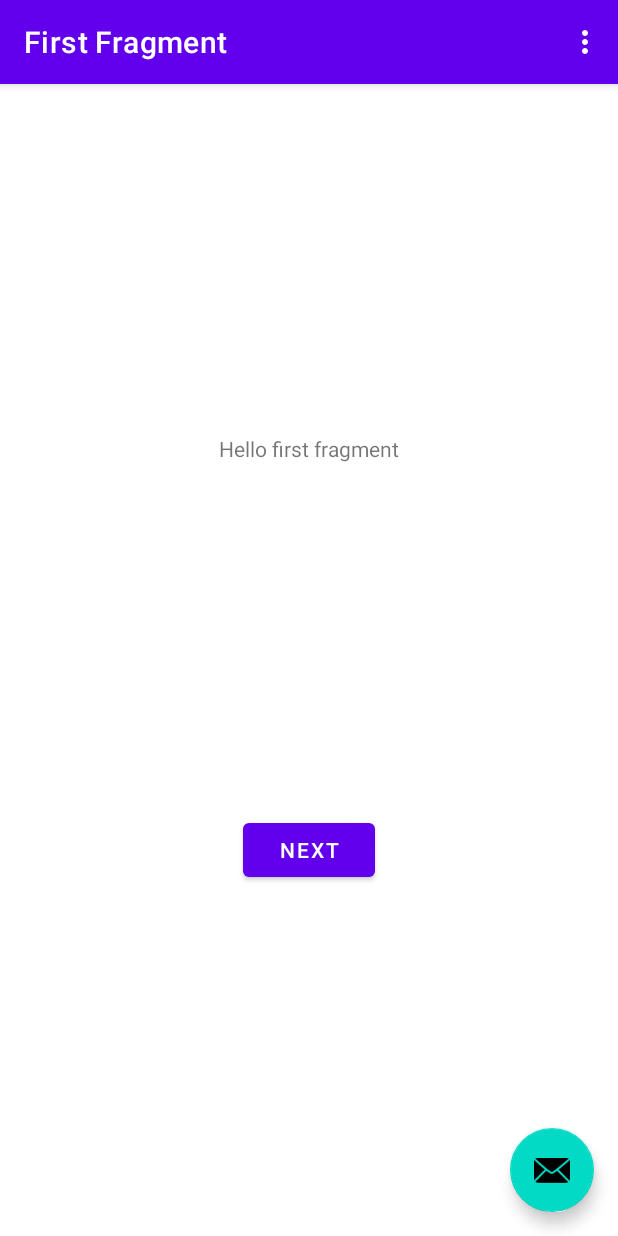
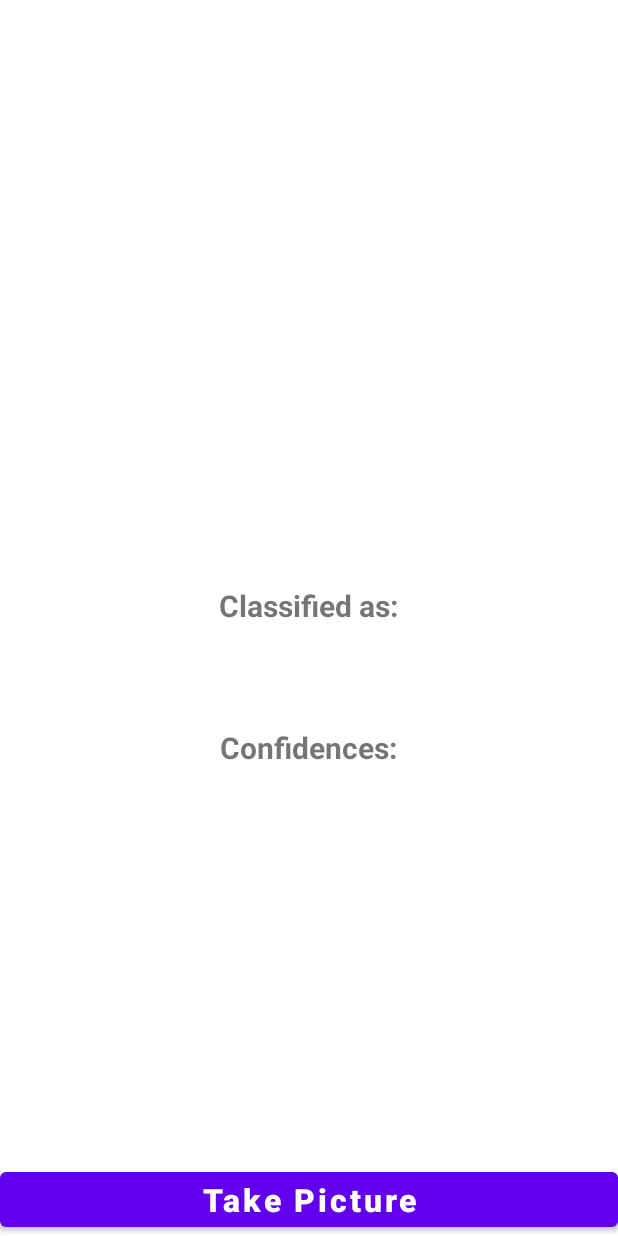
Before and after one commit to marinastancu/plantChat, an Android app: the screen it shows after launch (MainActivity), on a phone screen of 412 x 824 dp. Run offline under Robolectric (Android 15) with nearby library versions, the phone set to English and light mode, and no system bars; libraries missing offline, so code that uses them is left out: org.tensorflow.lite.

Commit message:
Implemented basic image classification tflite model and picture taking functionality

```diff
--- a/app/src/main/AndroidManifest.xml
+++ b/app/src/main/AndroidManifest.xml
@@ -1,6 +1,8 @@
 <?xml version="1.0" encoding="utf-8"?>
 <manifest xmlns:android="http://schemas.android.com/apk/res/android"
     package="com.example.app">
+
+    <uses-permission android:name="android.permission.CAMERA" />
 
     <application
         android:allowBackup="true"
@@ -12,7 +14,6 @@
         <activity
             android:name=".MainActivity"
             android:exported="true"
-            android:label="@string/app_name"
             android:theme="@style/Theme.App.NoActionBar">
             <intent-filter>
                 <action android:name="android.intent.action.MAIN" />
--- a/app/src/main/java/com/example/app/MainActivity.java
+++ b/app/src/main/java/com/example/app/MainActivity.java
@@ -1,76 +1,136 @@
 package com.example.app;
 
-import android.os.Bundle;
-
-import com.google.android.material.snackbar.Snackbar;
-
+import androidx.annotation.Nullable;
 import androidx.appcompat.app.AppCompatActivity;
 
+import android.Manifest;
+import android.annotation.SuppressLint;
+import android.content.Intent;
+import android.content.pm.PackageManager;
+import android.graphics.Bitmap;
+import android.media.ThumbnailUtils;
+import android.os.Bundle;
+import android.provider.MediaStore;
 import android.view.View;
+import android.widget.Button;
+import android.widget.ImageView;
+import android.widget.TextView;
 
-import androidx.navigation.NavController;
-import androidx.navigation.Navigation;
-import androidx.navigation.ui.AppBarConfiguration;
-import androidx.navigation.ui.NavigationUI;
+import com.example.app.ml.Model;
 
-import com.example.app.databinding.ActivityMainBinding;
+import org.tensorflow.lite.DataType;
+import org.tensorflow.lite.support.tensorbuffer.TensorBuffer;
 
-import android.view.Menu;
-import android.view.MenuItem;
+import java.io.IOException;
+import java.nio.ByteBuffer;
+import java.nio.ByteOrder;
 
 public class MainActivity extends AppCompatActivity {
 
-    private AppBarConfiguration appBarConfiguration;
-    private ActivityMainBinding binding;
+    TextView result, confidence;
+    ImageView imageView;
+    Button picture;
+    //TensorFlow Lite image size requirement
+    int imageSize = 224;
 
     @Override
     protected void onCreate(Bundle savedInstanceState) {
         super.onCreate(savedInstanceState);
+        setContentView(R.layout.activity_main);
 
-        binding = ActivityMainBinding.inflate(getLayoutInflater());
-        setContentView(binding.getRoot());
+        result = findViewById(R.id.result);
+        confidence = findViewById(R.id.confidence);
+        imageView = findViewById(R.id.imageView);
+        picture = findViewById(R.id.button);
 
-        setSupportActionBar(binding.toolbar);
-
-        NavController navController = Navigation.findNavController(this, R.id.nav_host_fragment_content_main);
-        appBarConfiguration = new AppBarConfiguration.Builder(navController.getGraph()).build();
-        NavigationUI.setupActionBarWithNavController(this, navController, appBarConfiguration);
-
-        binding.fab.setOnClickListener(new View.OnClickListener() {
+        picture.setOnClickListener(new View.OnClickListener() {
             @Override
             public void onClick(View view) {
-                Snackbar.make(view, "Replace with your own action", Snackbar.LENGTH_LONG)
-                        .setAction("Action", null).show();
+                //Launch camera if we have permission
+                if (checkSelfPermission(Manifest.permission.CAMERA) == PackageManager.PERMISSION_GRANTED) {
+                    Intent cameraIntent = new Intent(MediaStore.ACTION_IMAGE_CAPTURE);
+                    startActivityForResult(cameraIntent, 1);
+                } else {
+                    //Request camera permission if we don't have it
+                    requestPermissions(new String[]{Manifest.permission.CAMERA}, 100);
+                }
             }
         });
     }
 
-    @Override
-    public boolean onCreateOptionsMenu(Menu menu) {
-        // Inflate the menu; this adds items to the action bar if it is present.
-        getMenuInflater().inflate(R.menu.menu_main, menu);
-        return true;
+    @SuppressLint("DefaultLocale")
+    public void classifyImage(Bitmap image) {
+        try {
+            Model model = Model.newInstance(getApplicationContext());
+
+            //Creates inputs for reference
+            TensorBuffer inputFeature0 = TensorBuffer.createFixedSize(new int[]{1, 224, 224, 3}, DataType.FLOAT32);
+            ByteBuffer byteBuffer=ByteBuffer.allocateDirect(4*imageSize*imageSize*3);
+            byteBuffer.order(ByteOrder.nativeOrder());
+            inputFeature0.loadBuffer(byteBuffer);
+
+            int [] intValues= new int[imageSize*imageSize];
+            image.getPixels(intValues,0,image.getWidth(),0,0,image.getWidth(),image.getHeight());
+            int pixel=0;
+            for (int i=0; i<imageSize;i++){
+                for(int j=0; j<imageSize;j++){
+                    int val=intValues[pixel++];
+                    byteBuffer.putFloat(((val >> 16) & 0xFF) * (1.f / 255.f));
+                    byteBuffer.putFloat(((val >> 8) & 0xFF) * (1.f / 255.f));
+                    byteBuffer.putFloat((val & 0xFF) * (1.f / 255.f));
+                }
+            }
+
+            inputFeature0.loadBuffer(byteBuffer);
+
+            //Runs model inference and gets result
+            Model.Outputs outputs = model.process(inputFeature0);
+            TensorBuffer outputFeature0 = outputs.getOutputFeature0AsTensorBuffer();
+
+            float[] confidences=outputFeature0.getFloatArray();
+
+            //Find the highest confidence value
+            int maxPos = 0;
+            float maxConfidence = 0;
+            for(int i = 0; i < confidences.length; i++){
+                if(confidences[i] > maxConfidence){
+                    maxConfidence = confidences[i];
+                    maxPos = i;
+                }
+            }
+
+            String[] classes = {"healthy","sick"};
+            result.setText(classes[maxPos]);
+
+            StringBuilder s = new StringBuilder();
+            for(int i = 0; i < classes.length; i++){
+                s.append(String.format("%s: %.1f%%\n", classes[i], confidences[i] * 100));
+            }
+            confidence.setText(s.toString());
+
+            //Releases model resources if no longer used.
+            model.close();
+        } catch (IOException e) {
+            // TODO Handle the exception
+        }
     }
 
     @Override
-    public boolean onOptionsItemSelected(MenuItem item) {
-        // Handle action bar item clicks here. The action bar will
-        // automatically handle clicks on the Home/Up button, so long
-        // as you specify a parent activity in AndroidManifest.xml.
-        int id = item.getItemId();
+    public void onActivityResult(int requestCode, int resultCode, @Nullable Intent data) {
+        if (requestCode == 1 && resultCode == RESULT_OK) {
+            assert data != null;
+            Bitmap image=(Bitmap) data.getExtras().get("data");
 
-        //noinspection SimplifiableIfStatement
-        if (id == R.id.action_settings) {
-            return true;
+            //Cropping image to square format
+            int dimension=Math.min(image.getWidth(),image.getHeight());
+            image=ThumbnailUtils.extractThumbnail(image,dimension,dimension);
+
+            imageView.setImageBitmap(image);
+
+            image=Bitmap.createScaledBitmap(image,imageSize, imageSize,false);
+
+            classifyImage(image);
         }
-
-        return super.onOptionsItemSelected(item);
-    }
-
-    @Override
-    public boolean onSupportNavigateUp() {
-        NavController navController = Navigation.findNavController(this, R.id.nav_host_fragment_content_main);
-        return NavigationUI.navigateUp(navController, appBarConfiguration)
-                || super.onSupportNavigateUp();
+        super.onActivityResult(requestCode, resultCode, data);
     }
 }
--- a/app/src/main/res/layout/activity_main.xml
+++ b/app/src/main/res/layout/activity_main.xml
@@ -1,34 +1,71 @@
 <?xml version="1.0" encoding="utf-8"?>
-<androidx.coordinatorlayout.widget.CoordinatorLayout xmlns:android="http://schemas.android.com/apk/res/android"
+<RelativeLayout xmlns:android="http://schemas.android.com/apk/res/android"
     xmlns:app="http://schemas.android.com/apk/res-auto"
     xmlns:tools="http://schemas.android.com/tools"
     android:layout_width="match_parent"
     android:layout_height="match_parent"
     tools:context=".MainActivity">
 
-    <com.google.android.material.appbar.AppBarLayout
+    <Button
         android:layout_width="match_parent"
         android:layout_height="wrap_content"
-        android:theme="@style/Theme.App.AppBarOverlay">
-
-        <androidx.appcompat.widget.Toolbar
-            android:id="@+id/toolbar"
-            android:layout_width="match_parent"
-            android:layout_height="?attr/actionBarSize"
-            android:background="?attr/colorPrimary"
-            app:popupTheme="@style/Theme.App.PopupOverlay" />
-
-    </com.google.android.material.appbar.AppBarLayout>
-
-    <include layout="@layout/content_main" />
-
-    <com.google.android.material.floatingactionbutton.FloatingActionButton
-        android:id="@+id/fab"
+        android:layout_centerInParent="true"
+        android:id="@+id/button"
+        android:text="Take Picture"
+        android:textAllCaps="false"
+        android:layout_alignParentBottom="true"
+        android:textSize="21sp"
+        android:textStyle="bold"
+        />
+    <ImageView
+        android:layout_width="370sp"
+        android:layout_height="370sp"
+        android:layout_centerHorizontal="true"
+        android:id="@+id/imageView"
+        android:layout_marginTop="10sp"
+        />
+    <TextView
         android:layout_width="wrap_content"
         android:layout_height="wrap_content"
-        android:layout_gravity="bottom|end"
-        android:layout_marginEnd="@dimen/fab_margin"
-        android:layout_marginBottom="16dp"
-        app:srcCompat="@android:drawable/ic_dialog_email" />
+        android:layout_centerHorizontal="true"
+        android:text="Classified as:"
+        android:textStyle="bold"
+        android:textSize="20sp"
+        android:id="@+id/classified"
+        android:layout_below="@+id/imageView"
+        android:layout_marginTop="10sp"
+        />
+    <TextView
+        android:layout_width="wrap_content"
+        android:layout_height="wrap_content"
+        android:layout_centerHorizontal="true"
+        android:text=""
+        android:textColor="#C30000"
+        android:textStyle="bold"
+        android:textSize="27sp"
+        android:id="@+id/result"
+        android:layout_below="@+id/classified"
+        />
+    <TextView
+        android:layout_width="wrap_content"
+        android:layout_height="wrap_content"
+        android:id="@+id/confidencesText"
+        android:text="Confidences:"
+        android:textStyle="bold"
+        android:textSize="20sp"
+        android:layout_centerHorizontal="true"
+        android:layout_below="@+id/result"
+        android:layout_marginTop="30sp"
+        />
+    <TextView
+        android:layout_width="wrap_content"
+        android:layout_height="wrap_content"
+        android:layout_centerHorizontal="true"
+        android:text=""
+        android:textColor="#000"
+        android:textSize="22sp"
+        android:id="@+id/confidence"
+        android:layout_below="@+id/confidencesText"
+        />
 
-</androidx.coordinatorlayout.widget.CoordinatorLayout>
+</RelativeLayout>
--- a/build.gradle
+++ b/build.gradle
@@ -1,7 +1,7 @@
 // Top-level build file where you can add configuration options common to all sub-projects/modules.
 plugins {
-    id 'com.android.application' version '7.1.2' apply false
-    id 'com.android.library' version '7.1.2' apply false
+    id 'com.android.application' version '7.1.3' apply false
+    id 'com.android.library' version '7.1.3' apply false
 }
 
 task clean(type: Delete) {
```
Also changed, not shown: app/build.gradle (+6 -3 lines), 1 other file.
